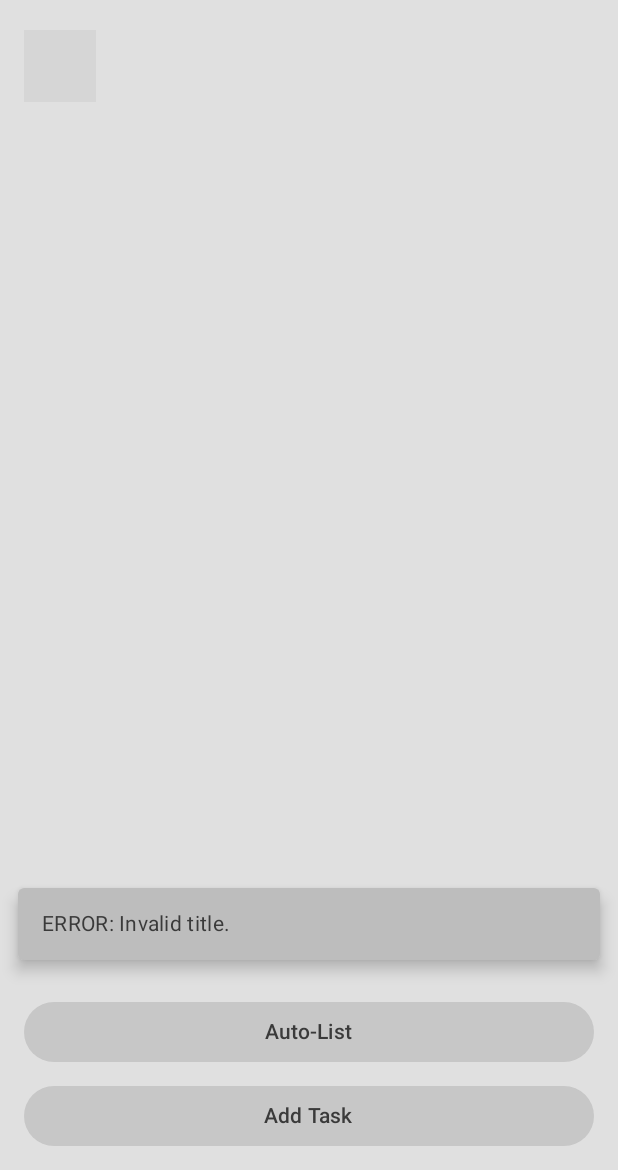
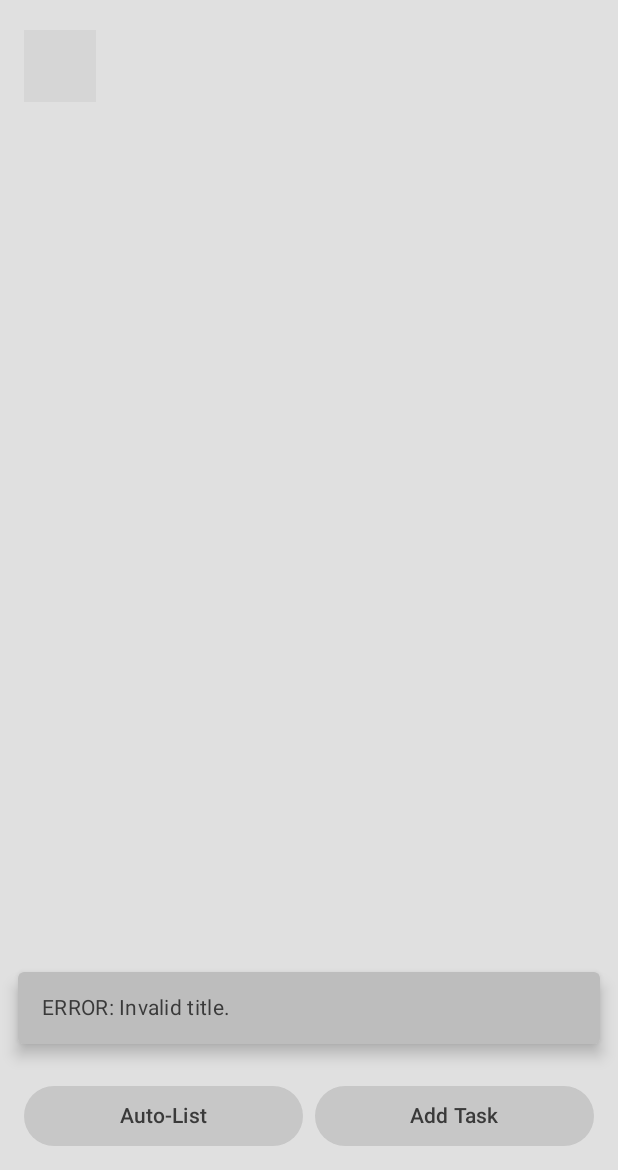
Before and after one commit to yzbki/nidham-app, an Android app built with Jetpack Compose: the screen it shows after launch (MainActivity), after a tap on "Quicksave", on a phone screen of 412 x 824 dp, the part 66-1236 px from its top. Run offline under Robolectric (Android 15) with nearby library versions, the phone set to English and light mode, and no system bars; libraries missing offline, so code that uses them is left out: org.burnoutcrew.reorderable; 2 statements that could not run were skipped; grey boxes are pictures that could not be loaded.

Commit message:
Update bottom row buttons from column to row

```diff
--- a/app/src/main/java/com/example/nidham/ui/components/BottomRowSection.kt
+++ b/app/src/main/java/com/example/nidham/ui/components/BottomRowSection.kt
@@ -1,6 +1,7 @@
 package com.example.nidham.ui.components
 
-import androidx.compose.foundation.layout.Column
+import androidx.compose.foundation.layout.Arrangement
+import androidx.compose.foundation.layout.Row
 import androidx.compose.foundation.layout.Spacer
 import androidx.compose.foundation.layout.WindowInsets
 import androidx.compose.foundation.layout.WindowInsetsSides
@@ -27,15 +28,16 @@ fun BottomRowSection(
     onVoiceInputClick: () -> Unit,
     isRecording: Boolean
 ) {
-    Column(
+    Row(
         modifier = Modifier
             .fillMaxWidth()
             .padding(horizontal = 16.dp, vertical = 12.dp)
-            .padding(WindowInsets.safeDrawing.only(WindowInsetsSides.Bottom).asPaddingValues())
+            .padding(WindowInsets.safeDrawing.only(WindowInsetsSides.Bottom).asPaddingValues()),
+        horizontalArrangement = Arrangement.spacedBy(8.dp)
     ) {
         Button(
             onClick = onVoiceInputClick,
-            modifier = Modifier.fillMaxWidth(),
+            modifier = Modifier.weight(1f),
             colors = ButtonDefaults.buttonColors(
                 containerColor = colorScheme.surface.copy(alpha = 0.7f),
                 contentColor = colorScheme.onSurface
@@ -44,14 +46,12 @@ fun BottomRowSection(
             Text("Auto-List")
         }
 
-        Spacer(modifier = Modifier.height(8.dp))
-
         Button(
             onClick = {
                 listData.tasks.add(TaskItem())
                 listData.checkedStates.add(false)
             },
-            modifier = Modifier.fillMaxWidth(),
+            modifier = Modifier.weight(1f),
             colors = ButtonDefaults.buttonColors(
                 containerColor = colorScheme.surface.copy(alpha = 0.7f),
                 contentColor = colorScheme.onSurface
```
